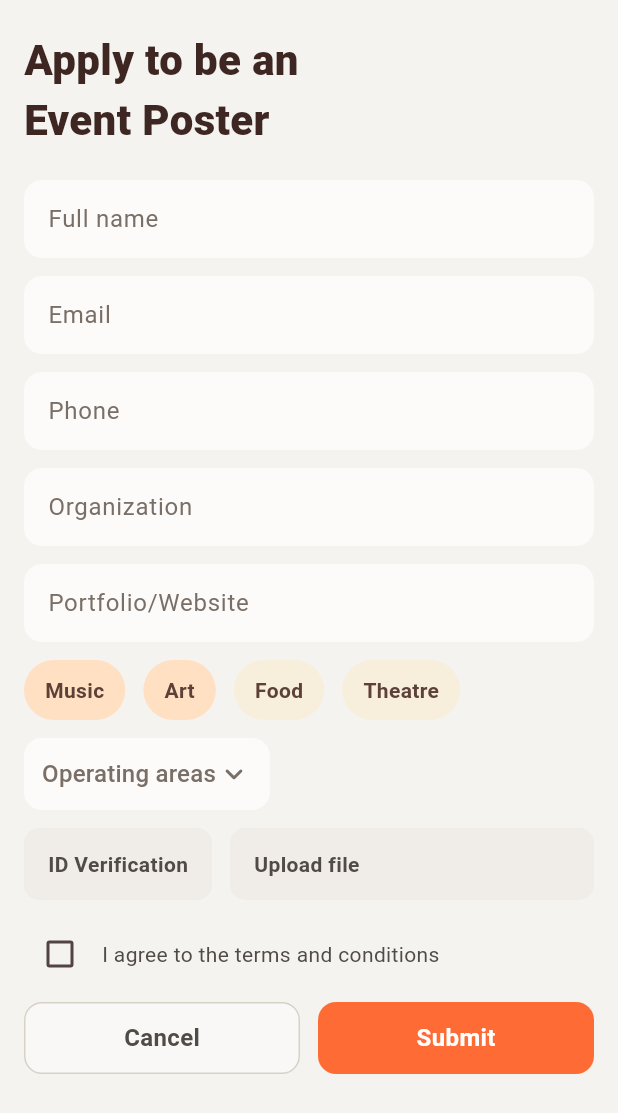
After one commit to kazoohaa/sg_happenings_mobile, a Flutter app: the EventPosterApplicationPage screen opened directly, on a phone screen of 412 x 824 dp. The commit adds this screen. Shown: the top 1113 px of the screen. Run offline on Flutter 3.47's test engine with Material 3 defaults, Android fonts, the phone set to English and light mode, and no system bars.

Commit message:
event poster application page
- created event poster application page
- navigation from home to event poster application page

```diff
--- /dev/null
+++ b/sg_happenings_mobile/lib/pages/event_poster_application/event_poster_application.dart
@@ -0,0 +1,324 @@
+import 'package:flutter/material.dart';
+
+class EventPosterApplicationPage extends StatefulWidget {
+  const EventPosterApplicationPage({super.key});
+
+  @override
+  State<EventPosterApplicationPage> createState() => _EventPosterApplicationPageState();
+}
+
+class _EventPosterApplicationPageState extends State<EventPosterApplicationPage> {
+  final GlobalKey<FormState> _formKey = GlobalKey<FormState>();
+
+  final TextEditingController _fullNameController = TextEditingController();
+  final TextEditingController _emailController = TextEditingController();
+  final TextEditingController _phoneController = TextEditingController();
+  final TextEditingController _orgController = TextEditingController();
+  final TextEditingController _portfolioController = TextEditingController();
+
+  final List<String> _categories = ['Music', 'Art', 'Food', 'Theatre'];
+  final Set<String> _selectedCategories = {'Music', 'Art'}; // preselected per image
+
+  String? _operatingArea;
+  bool _agreed = false;
+
+  @override
+  void dispose() {
+    _fullNameController.dispose();
+    _emailController.dispose();
+    _phoneController.dispose();
+    _orgController.dispose();
+    _portfolioController.dispose();
+    super.dispose();
+  }
+
+  @override
+  Widget build(BuildContext context) {
+    return Scaffold(
+      backgroundColor: const Color(0xFFF5F3F0),
+      body: SafeArea(
+        child: SingleChildScrollView(
+          padding: const EdgeInsets.symmetric(horizontal: 16, vertical: 16),
+          child: Form(
+            key: _formKey,
+            child: Column(
+              crossAxisAlignment: CrossAxisAlignment.start,
+              children: [
+                const SizedBox(height: 4),
+                Text(
+                  'Apply to be an\nEvent Poster',
+                  style: TextStyle(
+                    fontSize: 28,
+                    fontWeight: FontWeight.w800,
+                    color: Colors.brown.shade900,
+                  ),
+                ),
+
+                const SizedBox(height: 20),
+
+                _field('Full name', _fullNameController, TextInputType.name),
+                const SizedBox(height: 12),
+                _field('Email', _emailController, TextInputType.emailAddress),
+                const SizedBox(height: 12),
+                _field('Phone', _phoneController, TextInputType.phone),
+                const SizedBox(height: 12),
+                _field('Organization', _orgController, TextInputType.text),
+                const SizedBox(height: 12),
+                _field('Portfolio/Website', _portfolioController, TextInputType.url),
+
+                const SizedBox(height: 12),
+                Wrap(
+                  spacing: 12,
+                  runSpacing: 8,
+                  children: _categories.map((c) => _chip(c)).toList(),
+                ),
+
+                const SizedBox(height: 12),
+                _operatingAreasDropdown(),
+
+                const SizedBox(height: 12),
+                Row(
+                  children: [
+                    _lightButton('ID Verification'),
+                    const SizedBox(width: 12),
+                    Expanded(child: _uploadButton()),
+                  ],
+                ),
+
+                const SizedBox(height: 12),
+                Row(
+                  crossAxisAlignment: CrossAxisAlignment.center,
+                  children: [
+                    Checkbox(
+                      value: _agreed,
+                      activeColor: const Color(0xFFFF6B35),
+                      onChanged: (v) => setState(() => _agreed = v ?? false),
+                    ),
+                    const SizedBox(width: 4),
+                    const Expanded(
+                      child: Text(
+                        'I agree to the terms and conditions',
+                        style: TextStyle(fontSize: 14, color: Color(0xFF514B45)),
+                      ),
+                    ),
+                  ],
+                ),
+
+                const SizedBox(height: 8),
+                Row(
+                  children: [
+                    Expanded(
+                      child: _outlineAction(
+                        label: 'Cancel',
+                        onTap: () => Navigator.pop(context),
+                      ),
+                    ),
+                    const SizedBox(width: 12),
+                    Expanded(
+                      child: _primaryAction(
+                        label: 'Submit',
+                        onTap: _submit,
+                      ),
+                    ),
+                  ],
+                ),
+
+                const SizedBox(height: 24),
+              ],
+            ),
+          ),
+        ),
+      ),
+    );
+  }
+
+  Widget _field(String hint, TextEditingController controller, TextInputType type) {
+    return Container(
+      decoration: BoxDecoration(
+        color: Colors.white.withOpacity(0.65),
+        borderRadius: BorderRadius.circular(12),
+      ),
+      child: TextFormField(
+        controller: controller,
+        keyboardType: type,
+        decoration: InputDecoration(
+          hintText: hint,
+          hintStyle: const TextStyle(color: Color(0xFF7A6F66)),
+          border: InputBorder.none,
+          contentPadding: const EdgeInsets.symmetric(horizontal: 16, vertical: 14),
+        ),
+        validator: (val) => (val == null || val.trim().isEmpty) ? 'Required' : null,
+      ),
+    );
+  }
+
+  Widget _chip(String label) {
+    final bool selected = _selectedCategories.contains(label);
+    return GestureDetector(
+      onTap: () {
+        setState(() {
+          if (selected) {
+            _selectedCategories.remove(label);
+          } else {
+            _selectedCategories.add(label);
+          }
+        });
+      },
+      child: Container(
+        padding: const EdgeInsets.symmetric(horizontal: 14, vertical: 10),
+        decoration: BoxDecoration(
+          color: selected ? const Color(0xFFFFE0C2) : const Color(0xFFF7EEDC),
+          borderRadius: BorderRadius.circular(20),
+        ),
+        child: Text(
+          label,
+          style: TextStyle(
+            fontWeight: FontWeight.w700,
+            color: Colors.brown.shade700,
+          ),
+        ),
+      ),
+    );
+  }
+
+  Widget _operatingAreasDropdown() {
+    return Container(
+      decoration: BoxDecoration(
+        color: Colors.white.withOpacity(0.65),
+        borderRadius: BorderRadius.circular(12),
+      ),
+      padding: const EdgeInsets.symmetric(horizontal: 12),
+      child: DropdownButtonHideUnderline(
+        child: DropdownButton<String>(
+          value: _operatingArea,
+          hint: const Text('Operating areas', style: TextStyle(color: Color(0xFF7A6F66))),
+          icon: const Icon(Icons.keyboard_arrow_down_rounded, color: Color(0xFF7A6F66)),
+          items: const [
+            DropdownMenuItem(value: 'Central', child: Text('Central')),
+            DropdownMenuItem(value: 'East', child: Text('East')),
+            DropdownMenuItem(value: 'West', child: Text('West')),
+            DropdownMenuItem(value: 'North', child: Text('North')),
+            DropdownMenuItem(value: 'South', child: Text('South')),
+          ],
+          onChanged: (v) => setState(() => _operatingArea = v),
+        ),
+      ),
+    );
+  }
+
+  Widget _lightButton(String label) {
+    return Container(
+      padding: const EdgeInsets.symmetric(horizontal: 16, vertical: 14),
+      decoration: BoxDecoration(
+        color: const Color(0xFFF0EDE8),
+        borderRadius: BorderRadius.circular(10),
+      ),
+      child: Text(
+        label,
+        style: const TextStyle(
+          fontSize: 14,
+          fontWeight: FontWeight.w700,
+          color: Color(0xFF514B45),
+        ),
+      ),
+    );
+  }
+
+  Widget _uploadButton() {
+    return GestureDetector(
+      onTap: () {
+        ScaffoldMessenger.of(context).showSnackBar(
+          const SnackBar(
+            content: Text('Upload clicked'),
+            backgroundColor: Color(0xFFFF6B35),
+          ),
+        );
+      },
+      child: Container(
+        padding: const EdgeInsets.symmetric(horizontal: 16, vertical: 14),
+        decoration: BoxDecoration(
+          color: const Color(0xFFF0EDE8),
+          borderRadius: BorderRadius.circular(10),
+        ),
+        child: const Text(
+          'Upload file',
+          style: TextStyle(
+            fontSize: 14,
+            fontWeight: FontWeight.w700,
+            color: Color(0xFF514B45),
+          ),
+        ),
+      ),
+    );
+  }
+
+  Widget _outlineAction({required String label, required VoidCallback onTap}) {
+    return GestureDetector(
+      onTap: onTap,
+      child: Container(
+        height: 48,
+        decoration: BoxDecoration(
+          color: Colors.white.withOpacity(0.4),
+          borderRadius: BorderRadius.circular(12),
+          border: Border.all(color: const Color(0xFFD8D2C6)),
+        ),
+        child: Center(
+          child: Text(
+            label,
+            style: const TextStyle(
+              fontSize: 16,
+              fontWeight: FontWeight.w700,
+              color: Color(0xFF514B45),
+            ),
+          ),
+        ),
+      ),
+    );
+  }
+
+  Widget _primaryAction({required String label, required VoidCallback onTap}) {
+    return GestureDetector(
+      onTap: onTap,
+      child: Container(
+        height: 48,
+        decoration: BoxDecoration(
+          color: const Color(0xFFFF6B35),
+          borderRadius: BorderRadius.circular(12),
+        ),
+        child: const Center(
+          child: Text(
+            'Submit',
+            style: TextStyle(
+              color: Colors.white,
+              fontSize: 16,
+              fontWeight: FontWeight.w700,
+            ),
+          ),
+        ),
+      ),
+    );
+  }
+
+  void _submit() {
+    if (!_agreed) {
+      ScaffoldMessenger.of(context).showSnackBar(
+        const SnackBar(
+          content: Text('Please agree to the terms and conditions.'),
+          backgroundColor: Color(0xFFFF6B35),
+        ),
+      );
+      return;
+    }
+
+    if (_formKey.currentState?.validate() != true) {
+      return;
+    }
+
+    ScaffoldMessenger.of(context).showSnackBar(
+      const SnackBar(
+        content: Text('Application submitted!'),
+        backgroundColor: Color(0xFFFF6B35),
+      ),
+    );
+  }
+}
--- a/sg_happenings_mobile/lib/pages/home/home_page.dart
+++ b/sg_happenings_mobile/lib/pages/home/home_page.dart
@@ -1,5 +1,6 @@
 import 'package:flutter/material.dart';
 import '../notifications/notifications_page.dart';
+import '../event_poster_application/event_poster_application.dart';
 
 class HomePage extends StatelessWidget {
   const HomePage({super.key});
@@ -139,7 +140,17 @@ class HomePage extends StatelessWidget {
 
               const SizedBox(height: 12),
               // Event posters promo tile
-              _PosterTile(),
+              GestureDetector(
+                onTap: () {
+                  Navigator.push(
+                    context,
+                    MaterialPageRoute(
+                      builder: (context) => const EventPosterApplicationPage(),
+                    ),
+                  );
+                },
+                child: _PosterTile(),
+              ),
             ],
           ),
         ),
```
